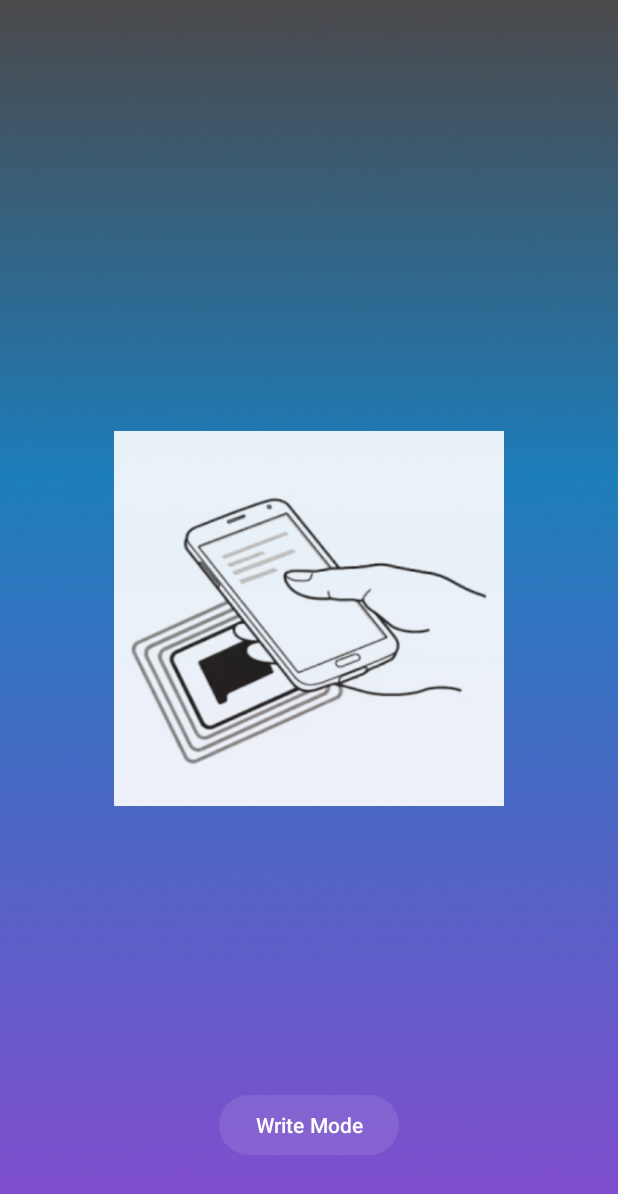
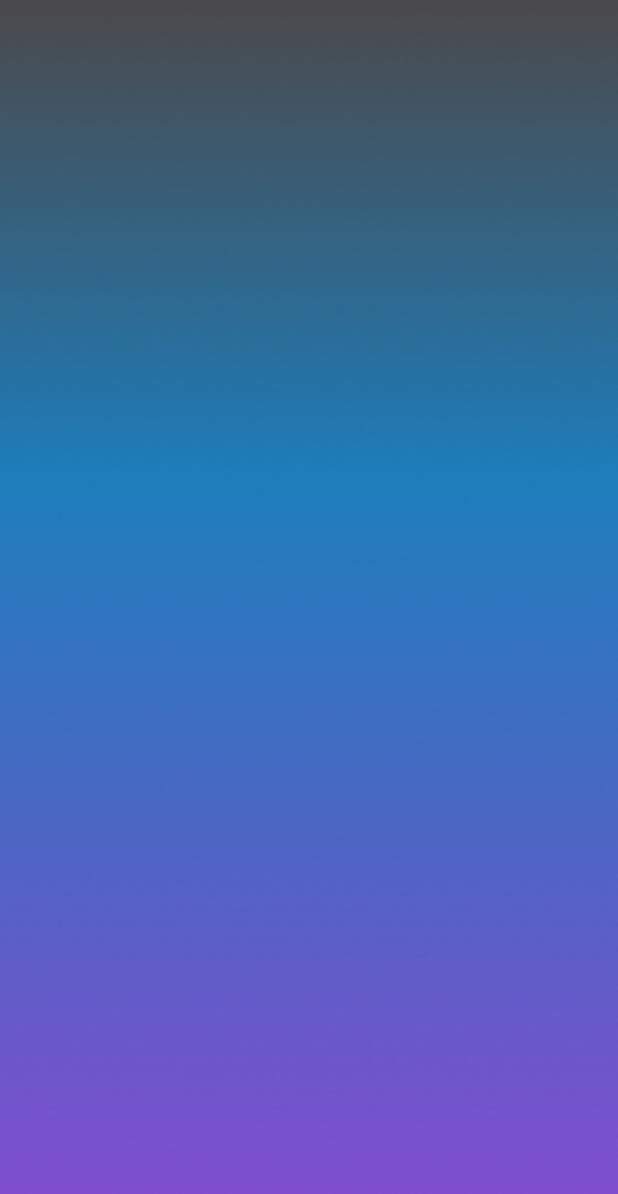
Before and after one commit to MarcusO17/TapAt-Android, an Android app: the layout activity_read_mode.xml on its own in the app's theme, with its tools: preview values and no code run, on a phone screen of 412 x 824 dp. Shown: the top 1194 px of the screen. Run offline under Robolectric (Android 15) with nearby library versions, the phone set to English and light mode, and no system bars; Roboto replaces fonts that are not available here.

Commit message:
add ReadModeActivity

```diff
--- a/app/src/main/java/com/example/tapat/AdminActivity.java
+++ b/app/src/main/java/com/example/tapat/AdminActivity.java
@@ -123,7 +123,8 @@
             @Override
             public void onClick(View view) {
                 // Replace the fragment with AdminDashboard
-                replaceFragment(new AdminNFCReader());
+                Intent intent = new Intent(AdminActivity.this, ReadModeActivity.class);
+                startActivity(intent);
                 // Close the side menu
                 toggleMenu();
             }
--- a/app/src/main/res/layout/activity_read_mode.xml
+++ b/app/src/main/res/layout/activity_read_mode.xml
@@ -2,32 +2,9 @@
 <androidx.constraintlayout.widget.ConstraintLayout xmlns:android="http://schemas.android.com/apk/res/android"
     xmlns:app="http://schemas.android.com/apk/res-auto"
     xmlns:tools="http://schemas.android.com/tools"
-    android:id="@+id/nfcContent"
     android:layout_width="match_parent"
     android:layout_height="match_parent"
     android:background="@drawable/background_picture"
-    tools:context=".NFCReaderLogic">
-
-    <TextView
-        android:id="@+id/tagContentText"
-        android:layout_width="260dp"
-        android:layout_height="250dp"
-        android:background="@drawable/nfc_card"
-        app:layout_constraintBottom_toBottomOf="parent"
-        app:layout_constraintEnd_toEndOf="parent"
-        app:layout_constraintStart_toStartOf="parent"
-        app:layout_constraintTop_toTopOf="parent" />
-
-    <Button
-        android:id="@+id/writeModeButton"
-        android:layout_width="wrap_content"
-        android:layout_height="wrap_content"
-        android:layout_marginBottom="50dp"
-        android:text="Write Mode"
-        app:layout_constraintBottom_toBottomOf="parent"
-        app:layout_constraintEnd_toEndOf="parent"
-        app:layout_constraintStart_toStartOf="parent"
-        android:backgroundTint="#0Dffffff"
-        />
+    tools:context=".ReadModeActivity">
 
 </androidx.constraintlayout.widget.ConstraintLayout>
```
Also changed, not shown: app/src/main/AndroidManifest.xml (+4 -12 lines), app/src/main/java/com/example/tapat/ReadModeActivity.java (added, +126 -0 lines), app/src/main/res/values/strings.xml (+43 -0 lines).
